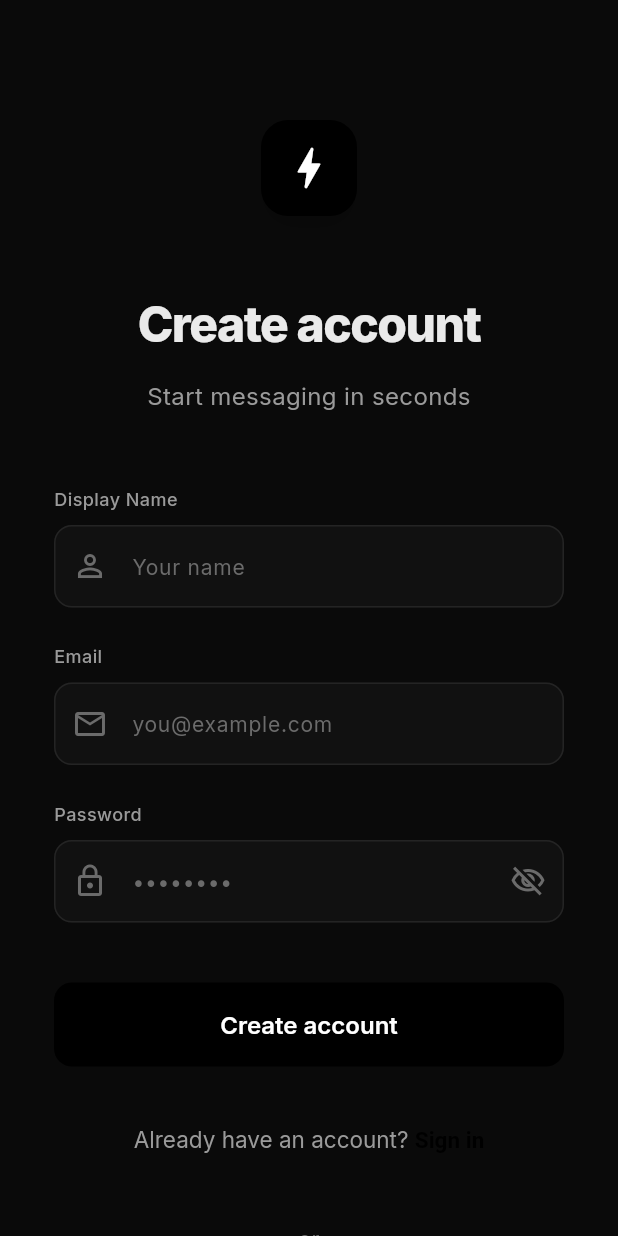
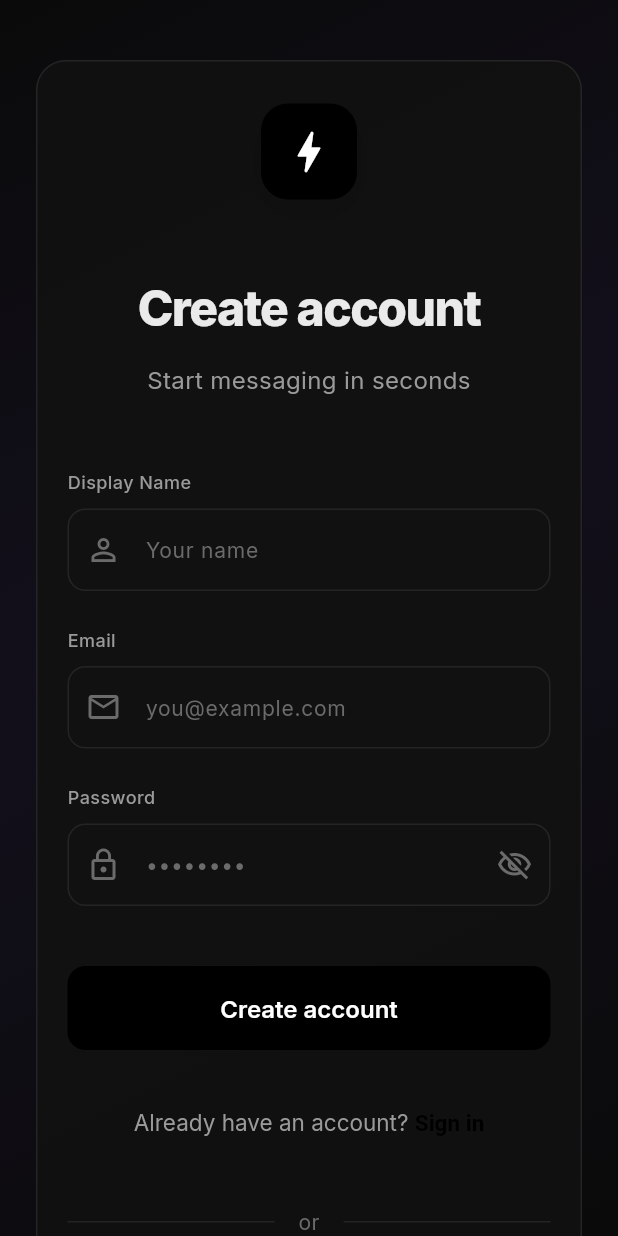
Before and after one commit to amroshworld/pointchat, a Flutter app: the screen it shows after launch, after a tap on an icon or button, on a phone screen of 412 x 824 dp. Run offline on Flutter 3.47's test engine with Material 3 defaults, Android fonts, the phone set to English and light mode, and no system bars; our stand-ins replace appwrite, audioplayers, cached_network_image, file_picker, firebase_core, flutter_cache_manager and 8 more; missing offline and left inert: record; accounts and stored records are empty; network calls fail.

Commit message:
feat: Add deep link support for Appwrite OAuth and enhance media deletion logic
- Updated AndroidManifest.xml and Info.plist to support deep linking for Appwrite OAuth callbacks.
- Refactored delete_old_media function to use TablesDB instead of Databases, accommodating the new Appwrite SDK.
- Enhanced error handling and added checks for required environment variables in delete_old_media function.
- Improved user experience in login_screen.dart with a gradient background and updated Google sign-in button.
- Added reply functionality in unified_stream_screen.dart to allow users to reply to messages with context.
- Updated chat_service.dart and group_service.dart to refresh last message details after message deletion.

```diff
--- a/appwrite_functions/delete_old_media/package.json
+++ b/appwrite_functions/delete_old_media/package.json
@@ -4,6 +4,6 @@
   "description": "Appwrite Cloud Function to delete old media files from storage.",
   "main": "index.js",
   "dependencies": {
-    "node-appwrite": "^11.0.0"
+    "node-appwrite": "^14.1.0"
   }
 }
--- a/lib/screens/auth/login_screen.dart
+++ b/lib/screens/auth/login_screen.dart
@@ -59,12 +59,37 @@ class _LoginScreenState extends ConsumerState<LoginScreen> {
     return Scaffold(
       backgroundColor: AppTheme.bg,
       body: SafeArea(
-        child: Center(
-          child: SingleChildScrollView(
-            padding: const EdgeInsets.symmetric(horizontal: 36, vertical: 80),
-            child: ConstrainedBox(
-              constraints: const BoxConstraints(maxWidth: 400),
-              child: Column(
+        child: Stack(
+          children: [
+            Positioned.fill(
+              child: DecoratedBox(
+                decoration: BoxDecoration(
+                  gradient: LinearGradient(
+                    begin: Alignment.topLeft,
+                    end: Alignment.bottomRight,
+                    colors: [
+                      AppTheme.bg,
+                      const Color(0xFF120F1B),
+                      AppTheme.bg,
+                    ],
+                    stops: const [0, 0.45, 1],
+                  ),
+                ),
+              ),
+            ),
+            Center(
+              child: SingleChildScrollView(
+                padding: const EdgeInsets.symmetric(horizontal: 24, vertical: 40),
+                child: ConstrainedBox(
+                  constraints: const BoxConstraints(maxWidth: 430),
+                  child: Container(
+                    padding: const EdgeInsets.symmetric(horizontal: 20, vertical: 28),
+                    decoration: BoxDecoration(
+                      color: AppTheme.surface.withValues(alpha: 0.9),
+                      borderRadius: BorderRadius.circular(20),
+                      border: Border.all(color: AppTheme.border),
+                    ),
+                    child: Column(
                 crossAxisAlignment: CrossAxisAlignment.stretch,
                 children: [
                   // ── Logo mark ──
@@ -353,10 +378,22 @@ class _LoginScreenState extends ConsumerState<LoginScreen> {
                           : () => ref
                                 .read(authProvider.notifier)
                                 .signInWithGoogle(),
-                      icon: const Icon(
-                        Icons.g_mobiledata,
-                        size: 28,
-                        color: AppTheme.textPri,
+                      icon: Container(
+                        width: 24,
+                        height: 24,
+                        decoration: BoxDecoration(
+                          color: Colors.white,
+                          borderRadius: BorderRadius.circular(12),
+                        ),
+                        alignment: Alignment.center,
+                        child: Text(
+                          'G',
+                          style: GoogleFonts.inter(
+                            color: const Color(0xFFDB4437),
+                            fontSize: 14,
+                            fontWeight: FontWeight.w700,
+                          ),
+                        ),
                       ),
                       label: Text(
                         'Continue with Google',
@@ -383,7 +420,10 @@ class _LoginScreenState extends ConsumerState<LoginScreen> {
           ),
         ),
       ),
-    );
+    ],
+  ),
+),
+);
   }
 
   Widget _label(String text) => Text(
```
Also changed, not shown: lib/screens/stream/unified_stream_screen.dart (+129 -23 lines), lib/services/auth_service.dart (+26 -2 lines), lib/services/chat_service.dart (+42 -1 lines), lib/services/group_service.dart (+47 -1 lines), appwrite_functions/delete_old_media/package-lock.json, 3 other files.
